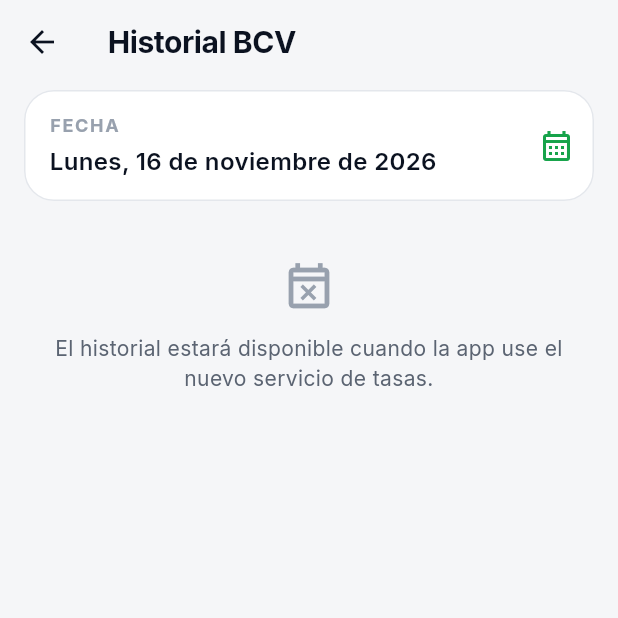
After one commit to jshvargsdev/lukas_sync_app, a Flutter app: the screen it shows after launch, after a tap on the "calendar month" icon, on a phone screen of 412 x 824 dp, the top half of it. The commit adds this screen. Run offline on Flutter 3.47's test engine with Material 3 defaults, Android fonts, the phone set to English and light mode, and no system bars; our stand-ins replace flutter_dotenv, package_info_plus, shared_preferences; missing offline and left inert: home_widget, workmanager; network calls fail; statements that could not run were skipped.

Commit message:
feat(history): pantalla de historial de tasas BCV por fecha
Se abre desde el ícono de calendario del Home. Muestra el dólar y el
euro BCV vigentes en la fecha elegida (por defecto ayer), con botón de
copiar, y aclara la fecha valor cuando ese día no hubo publicación.

Usa la API v1 (RateHistorySource); si la app se compila sin
RATES_API_BASE_URL, la pantalla lo explica en vez de fallar.

Para el selector de fecha en español se agrega flutter_localizations
(del SDK), lo que obliga a subir intl a ^0.20.2. Los formatos es_VE
siguen pasando sus tests.

```diff
--- a/lib/main.dart
+++ b/lib/main.dart
@@ -1,6 +1,7 @@
 import 'package:flutter/material.dart';
 import 'package:flutter/services.dart';
 import 'package:flutter_dotenv/flutter_dotenv.dart';
+import 'package:flutter_localizations/flutter_localizations.dart';
 import 'package:intl/date_symbol_data_local.dart';
 
 import 'screens/home_screen.dart';
@@ -9,10 +10,17 @@ import 'services/custom_rates_store.dart';
 import 'services/home_widget_sync.dart';
 import 'services/rate_source.dart';
 import 'services/rates_controller.dart';
+import 'services/v1_rates_api.dart';
 import 'theme/app_theme.dart';
 
 final AppSettings appSettings = AppSettings();
 final CustomRatesStore customRatesStore = CustomRatesStore();
+
+/// Historial del BCV. null si la app se compiló sin RATES_API_BASE_URL.
+/// Se reasigna en los tests.
+RateHistorySource? rateHistorySource = kRatesApiBaseUrl.isEmpty
+    ? null
+    : V1RatesApi(baseUrl: kRatesApiBaseUrl);
 
 /// Se reasigna en los tests para usar una fuente de tasas falsa.
 RatesController ratesController = RatesController(
@@ -61,6 +69,9 @@ class LukasSyncApp extends StatelessWidget {
           theme: buildAppTheme(Brightness.light),
           darkTheme: buildAppTheme(Brightness.dark),
           themeMode: appSettings.themeMode,
+          locale: const Locale('es', 'VE'),
+          supportedLocales: const [Locale('es', 'VE'), Locale('es')],
+          localizationsDelegates: GlobalMaterialLocalizations.delegates,
           home: const HomeScreen(),
         );
       },
--- /dev/null
+++ b/lib/screens/history_screen.dart
@@ -0,0 +1,245 @@
+import 'package:flutter/material.dart';
+import 'package:intl/intl.dart';
+
+import '../domain/converter.dart';
+import '../models/bcv_historic_rate.dart';
+import '../services/rate_source.dart';
+import '../services/v1_rates_api.dart';
+import '../theme/app_theme.dart';
+import '../widgets/copy_to_clipboard.dart';
+import '../widgets/currency_tile.dart';
+
+/// Primera fecha que se puede elegir. La API solo tiene datos desde que se
+/// desplegó; antes de eso responde 404 y se muestra un aviso.
+final DateTime kHistoryFirstDate = DateTime(2020);
+
+/// Consulta la tasa BCV vigente en una fecha pasada.
+class HistoryScreen extends StatefulWidget {
+  /// null si la app se compiló sin la API v1 configurada.
+  final RateHistorySource? source;
+  final DateTime Function() now;
+
+  const HistoryScreen({super.key, required this.source, this.now = _now});
+
+  static DateTime _now() => DateTime.now();
+
+  @override
+  State<HistoryScreen> createState() => _HistoryScreenState();
+}
+
+class _HistoryScreenState extends State<HistoryScreen> {
+  late DateTime _date;
+  BcvHistoricRate? _rate;
+  String? _error;
+  bool _loading = false;
+
+  /// Evita que una respuesta lenta de una fecha anterior pise la actual.
+  int _requestId = 0;
+
+  DateTime get _today {
+    final n = widget.now();
+    return DateTime(n.year, n.month, n.day);
+  }
+
+  @override
+  void initState() {
+    super.initState();
+    _date = _today.subtract(const Duration(days: 1));
+    _load();
+  }
+
+  Future<void> _load() async {
+    final source = widget.source;
+    if (source == null) {
+      setState(() {
+        _error =
+            'El historial estará disponible cuando la app use el nuevo '
+            'servicio de tasas.';
+      });
+      return;
+    }
+    final id = ++_requestId;
+    setState(() {
+      _loading = true;
+      _error = null;
+      _rate = null;
+    });
+    try {
+      final rate = await source.bcvRateOn(_date);
+      if (!mounted || id != _requestId) return;
+      setState(() => _rate = rate);
+    } on RateFetchException catch (e) {
+      if (!mounted || id != _requestId) return;
+      setState(() => _error = e.message);
+    } catch (_) {
+      if (!mounted || id != _requestId) return;
+      setState(() => _error = 'No se pudo consultar la tasa de esa fecha.');
+    } finally {
+      if (mounted && id == _requestId) setState(() => _loading = false);
+    }
+  }
+
+  Future<void> _pickDate() async {
+    final picked = await showDatePicker(
+      context: context,
+      initialDate: _date,
+      firstDate: kHistoryFirstDate,
+      lastDate: _today,
+      helpText: 'Elige una fecha',
+    );
+    if (picked == null || picked == _date) return;
+    setState(() => _date = picked);
+    await _load();
+  }
+
+  @override
+  Widget build(BuildContext context) {
+    final p = context.palette;
+    return Scaffold(
+      appBar: AppBar(title: const Text('Historial BCV')),
+      body: ListView(
+        padding: const EdgeInsets.fromLTRB(16, 4, 16, 24),
+        children: [
+          _DateCard(date: _date, onTap: _pickDate),
+          const SizedBox(height: 16),
+          if (_loading)
+            const Padding(
+              padding: EdgeInsets.all(32),
+              child: Center(child: CircularProgressIndicator()),
+            )
+          else if (_error != null)
+            _Message(
+              text: _error!,
+              onRetry: widget.source == null ? null : _load,
+            )
+          else if (_rate != null) ...[
+            Container(
+              clipBehavior: Clip.antiAlias,
+              decoration: BoxDecoration(
+                color: p.surface,
+                borderRadius: BorderRadius.circular(AppRadius.lg),
+                border: Border.all(color: p.border),
+              ),
+              child: Column(
+                children: [
+                  _rateTile('🇺🇸', 'Dólar BCV', 'Bs por dólar', _rate!.usd),
+                  const Divider(indent: 68),
+                  _rateTile('🇪🇺', 'Euro BCV', 'Bs por euro', _rate!.eur),
+                ],
+              ),
+            ),
+            if (_rate!.isFromEarlierDay)
+              Padding(
+                padding: const EdgeInsets.fromLTRB(4, 12, 4, 0),
+                child: Text(
+                  'Ese día no hubo publicación del BCV. Aplica la tasa con '
+                  'fecha valor del '
+                  '${DateFormat("EEEE d 'de' MMMM", 'es_VE').format(_rate!.valueDate)}.',
+                  style: TextStyle(color: p.textSecondary, fontSize: 13),
+                ),
+              ),
+          ],
+        ],
+      ),
+    );
+  }
+
+  Widget _rateTile(String icon, String name, String subtitle, double rate) {
+    final text = formatRate(rate);
+    void copy() => copyWithFeedback(context, text, label: 'Tasa');
+    return CurrencyTile(
+      icon: icon,
+      name: name,
+      subtitle: subtitle,
+      amount: '$text Bs',
+      onTap: copy,
+      onCopy: copy,
+    );
+  }
+}
+
+class _DateCard extends StatelessWidget {
+  final DateTime date;
+  final VoidCallback onTap;
+
+  const _DateCard({required this.date, required this.onTap});
+
+  @override
+  Widget build(BuildContext context) {
+    final p = context.palette;
+    final label = DateFormat("EEEE, d 'de' MMMM 'de' y", 'es_VE').format(date);
+    return Material(
+      color: p.surface,
+      borderRadius: BorderRadius.circular(AppRadius.lg),
+      child: InkWell(
+        onTap: onTap,
+        borderRadius: BorderRadius.circular(AppRadius.lg),
+        child: Container(
+          padding: const EdgeInsets.fromLTRB(16, 14, 12, 14),
+          decoration: BoxDecoration(
+            borderRadius: BorderRadius.circular(AppRadius.lg),
+            border: Border.all(color: p.border),
+          ),
+          child: Row(
+            children: [
+              Expanded(
+                child: Column(
+                  crossAxisAlignment: CrossAxisAlignment.start,
+                  children: [
+                    Text(
+                      'FECHA',
+                      style: TextStyle(
+                        color: p.textTertiary,
+                        fontSize: 12,
+                        fontWeight: FontWeight.w700,
+                        letterSpacing: 1.1,
+                      ),
+                    ),
+                    const SizedBox(height: 4),
+                    Text(
+                      label[0].toUpperCase() + label.substring(1),
+                      style: TextStyle(
+                        color: p.textPrimary,
+                        fontSize: 16,
+                        fontWeight: FontWeight.w600,
+                      ),
+                    ),
+                  ],
+                ),
+              ),
+              Icon(Icons.calendar_month_outlined, color: p.accent),
+            ],
+          ),
+        ),
+      ),
+    );
+  }
+}
+
+class _Message extends StatelessWidget {
+  final String text;
+  final VoidCallback? onRetry;
+
+  const _Message({required this.text, this.onRetry});
+
+  @override
+  Widget build(BuildContext context) {
+    final p = context.palette;
+    return Padding(
+      padding: const EdgeInsets.symmetric(vertical: 24, horizontal: 8),
+      child: Column(
+        children: [
+          Icon(Icons.event_busy_outlined, size: 36, color: p.textTertiary),
+          const SizedBox(height: 12),
+          Text(
+            text,
+            textAlign: TextAlign.center,
+            style: TextStyle(color: p.textSecondary, fontSize: 14),
+          ),
+          if (onRetry != null)
+            TextButton(onPressed: onRetry, child: const Text('Reintentar')),
+        ],
+      ),
+    );
+  }
+}
--- a/lib/screens/home_screen.dart
+++ b/lib/screens/home_screen.dart
@@ -1,7 +1,6 @@
 import 'dart:async';
 
 import 'package:flutter/material.dart';
-import 'package:flutter/services.dart';
 import 'package:shared_preferences/shared_preferences.dart';
 
 import '../domain/converter.dart';
@@ -13,9 +12,11 @@ import '../theme/app_theme.dart';
 import '../widgets/add_rate_card.dart';
 import '../widgets/add_rate_modal.dart';
 import '../widgets/appearance_sheet.dart';
+import '../widgets/copy_to_clipboard.dart';
 import '../widgets/amount_hero.dart';
 import '../widgets/currency_tile.dart';
 import '../widgets/custom_keypad.dart';
+import 'history_screen.dart';
 
 const _kLongPressHintKey = '@lukas_longpress_hint_shown';
 
@@ -161,19 +162,8 @@ class _HomeScreenState extends State<HomeScreen> {
 
   // --- Copiar ----------------------------------------------------------------
 
-  Future<void> _copy(String text, String label) async {
-    await Clipboard.setData(ClipboardData(text: text));
-    if (!mounted) return;
-    HapticFeedback.lightImpact();
-    ScaffoldMessenger.of(context)
-      ..hideCurrentSnackBar()
-      ..showSnackBar(
-        SnackBar(
-          content: Text('$label copiado: $text'),
-          duration: const Duration(seconds: 2),
-        ),
-      );
-  }
+  Future<void> _copy(String text, String label) =>
+      copyWithFeedback(context, text, label: label);
 
   /// Menú al mantener presionada una moneda: copiar tasa y editar.
   Future<void> _showTileActions(CurrencyOption o) {
@@ -444,6 +434,15 @@ class _Header extends StatelessWidget {
             ),
           ),
           IconButton(
+            tooltip: 'Historial',
+            onPressed: () => Navigator.of(context).push(
+              MaterialPageRoute(
+                builder: (_) => HistoryScreen(source: rateHistorySource),
+              ),
+            ),
+            icon: Icon(Icons.calendar_month_outlined, color: p.textSecondary),
+          ),
+          IconButton(
             tooltip: 'Actualizar',
             onPressed: c.isLoading ? null : c.refresh,
             icon: c.isLoading
--- a/pubspec.yaml
+++ b/pubspec.yaml
@@ -10,10 +10,12 @@ environment:
 dependencies:
   flutter:
     sdk: flutter
+  flutter_localizations:
+    sdk: flutter
   cupertino_icons: ^1.0.8
   http: ^1.2.2
   shared_preferences: ^2.3.2
-  intl: ^0.19.0
+  intl: ^0.20.2
   flutter_dotenv: ^5.2.1
   url_launcher: ^6.3.1
   package_info_plus: ^8.1.0
```
Also changed, not shown: lib/widgets/copy_to_clipboard.dart (added, +21 -0 lines), pubspec.lock, 1 other file.
